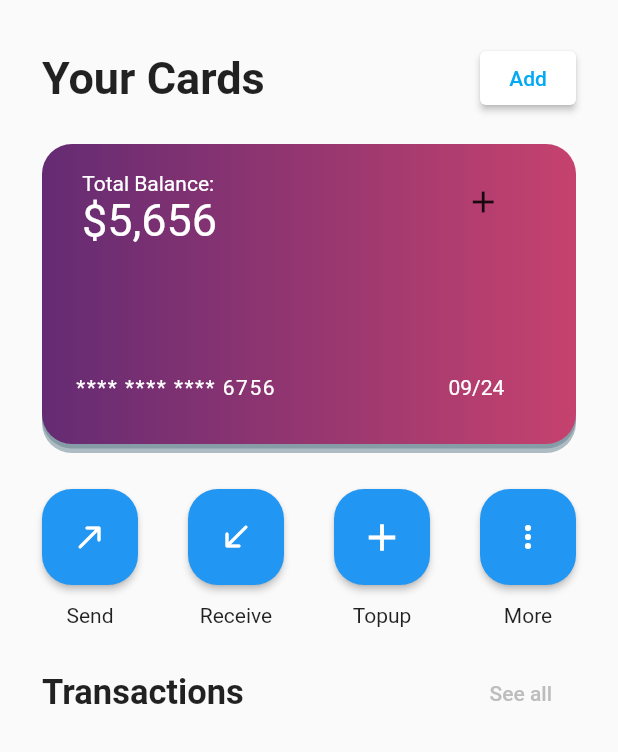
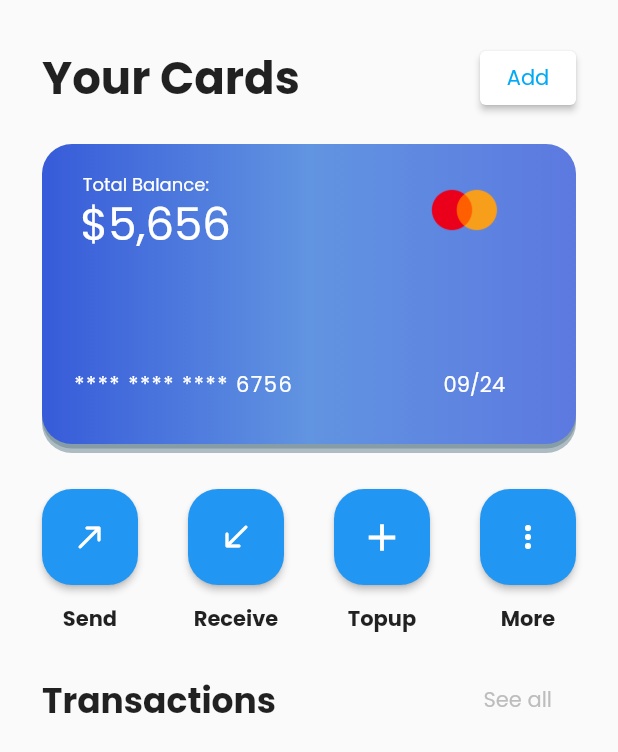
Before and after one commit to FarrukhTahir5/FinTech, a Flutter app: the screen it shows after launch, after a tap on "Get Started", on a phone screen of 412 x 824 dp. Shown: the top 752 px of the screen. Run offline on Flutter 3.47's test engine with Material 2 defaults, Android fonts, the phone set to English and light mode, and no system bars; our stand-ins replace flutter_svg.

Commit message:
Added Fonts Applied Gradients Corrected Colors Fonts Weight Changed

```diff
--- a/lib/Screens/CardInfo.dart
+++ b/lib/Screens/CardInfo.dart
@@ -38,18 +38,18 @@ class CardInfo extends StatelessWidget {
                       offset: Offset(0, 6))
                 ],
                 gradient: const LinearGradient(
-                    colors: [Color(0xFF642b73), Color(0xFFc6426e)]),
+                    colors: [Color(0xFF375bd9), Color(0xFF6194e1),Color(0xFF5c79e0)]),
                 borderRadius: BorderRadius.circular(20),
               ),
               width: 50,
               height: 200,
               child: Stack(
-                children: const [
+                children:  [
                   Align(
                       alignment: FractionalOffset(0.1, 0.2 / 2),
                       child: Text(
                         "Total Balance:",
-                        style: TextStyle(color: Colors.white),
+                        style: TextStyle(color: Colors.white,fontSize: 12),
                       )),
                   Align(
                       alignment: FractionalOffset(0.1, 0.4 / 2),
@@ -63,7 +63,7 @@ class CardInfo extends StatelessWidget {
                       )),
                   Align(
                       alignment: FractionalOffset(0.85, 0.15),
-                      child: Icon(Icons.add)),
+                      child: Image.asset("assets/Mastercard-Logo.png",height: 40,)),
                   Align(
                       alignment: FractionalOffset(0.85, 0.84),
                       child: Text(
@@ -91,7 +91,7 @@ class CardInfo extends StatelessWidget {
                                     borderRadius: BorderRadius.circular(20))),
                             padding: MaterialStateProperty.all(EdgeInsets.all(20))),
                       ),SizedBox(height: 12,),
-                      Text(
+                      Text(style: TextStyle(fontWeight: FontWeight.w600),
                         "Send",
                       )
                     ],
@@ -112,7 +112,7 @@ class CardInfo extends StatelessWidget {
                                     borderRadius: BorderRadius.circular(20))),
                             padding: MaterialStateProperty.all(EdgeInsets.all(20))),
                       ),SizedBox(height: 12,),
-                      Text(
+                      Text(style: TextStyle(fontWeight: FontWeight.w600),
                         "Receive",
                       )
                     ],
@@ -133,7 +133,7 @@ class CardInfo extends StatelessWidget {
                                     borderRadius: BorderRadius.circular(20))),
                             padding: MaterialStateProperty.all(EdgeInsets.all(17))),
                       ),SizedBox(height: 12,),
-                      Text(
+                      Text(style: TextStyle(fontWeight: FontWeight.w600),
                         "Topup",
                       )
                     ],
@@ -154,7 +154,7 @@ class CardInfo extends StatelessWidget {
                                     borderRadius: BorderRadius.circular(20))),
                             padding: MaterialStateProperty.all(EdgeInsets.all(20))),
                       ),SizedBox(height: 12,),
-                      Text(
+                      Text(style: TextStyle(fontWeight: FontWeight.w600),
                         "More",
                       )]
                   )),
--- a/lib/Screens/HomePage.dart
+++ b/lib/Screens/HomePage.dart
@@ -9,29 +9,35 @@ class HomePage extends StatelessWidget {
   Widget build(BuildContext context) {
     return Scaffold(
       body: SafeArea(
-        child: Column(
+        child: Stack(
           children: [
-            SvgPicture.asset('assets/mainphotos.svg',height: 500,),
-            SizedBox(
-              height: 00,
-            ),
-            Container(margin: EdgeInsets.all(30),
+            Align(alignment: FractionalOffset(0,1),child: Opacity(opacity: 0.3,
+            child: SvgPicture.asset('assets/Ellipse.svg',))),
+            Align(alignment: FractionalOffset(1,0.1),child: Opacity(child: SvgPicture.asset('assets/Ellipse1.svg'),opacity: 0.5,)),
+            Align(child: SvgPicture.asset('assets/Vector.svg',height: 800,),alignment: FractionalOffset(0,4.25),),
+            SvgPicture.asset('assets/mainphotos.svg',height: 450,),
+            Align(alignment: FractionalOffset(0.5,0.75),
+              child: Container(margin: EdgeInsets.fromLTRB(25,60,25,80),
                 child: Text(
                   "Manage your finances",
-                style: TextStyle(color: Colors.blue, fontSize: 50),
+                  style: TextStyle(color: Color(0xFF375bd9), fontSize: 50,height: 1.2,fontWeight: FontWeight.bold),
                 ),
               ),
-            Container(
-              decoration: BoxDecoration(borderRadius: BorderRadius.circular(10) ,gradient: LinearGradient(colors: [Color(0xFF642b73),Color(0xFFc6426e)])),
+            ),
+            Align(
+            alignment: FractionalOffset(0.5,0.9),
+              child: Container(
+                decoration: BoxDecoration(borderRadius: BorderRadius.circular(10) ,gradient: LinearGradient(colors: [Color(0xFF375bd9),Color(0xFF5476de)])),
                 child: ElevatedButton(
                 onPressed: () => {Navigator.push(context, MaterialPageRoute(builder: (context) => const CardInfo()))},
                 child: Text("Get Started"),
                 style: ElevatedButton.styleFrom(elevation: 0,
                 primary: Colors.transparent,
-              textStyle: TextStyle(fontSize: 20),
+                textStyle: TextStyle(fontSize: 15,fontFamily: 'Poppins',fontWeight: FontWeight.bold),
                 shape: RoundedRectangleBorder(
                     borderRadius: BorderRadius.circular(10)),
                 padding: EdgeInsets.fromLTRB(100, 20, 100, 20),
+                  ),
                 ),
               ),
             )
--- a/lib/main.dart
+++ b/lib/main.dart
@@ -12,7 +12,10 @@ class MyApp extends StatelessWidget {
   @override
   Widget build(BuildContext context) {
     return MaterialApp(
-      home: HomePage(),
+      theme: ThemeData(
+        fontFamily: 'Poppins',
+      ),
+      home: const HomePage(),
     );
   }
 }
```
Also changed, not shown: pubspec.yaml (+12 -5 lines), assets/Ellipse.svg (added), assets/Ellipse1.svg (added), assets/Mastercard-Logo.png (added), assets/Vector.svg (added), assets/fonts/KolkerBrush-Regular.ttf (added), assets/fonts/Poppins-Bold.ttf (added), assets/fonts/Poppins-Light.ttf (added), assets/fonts/Poppins-Regular.ttf (added), assets/fonts/Roboto-Bold.ttf (added), assets/fonts/Roboto-Italic.ttf (added), assets/fonts/Roboto-Regular.ttf (added). Lines whose indentation alone changed are shown as unchanged.
